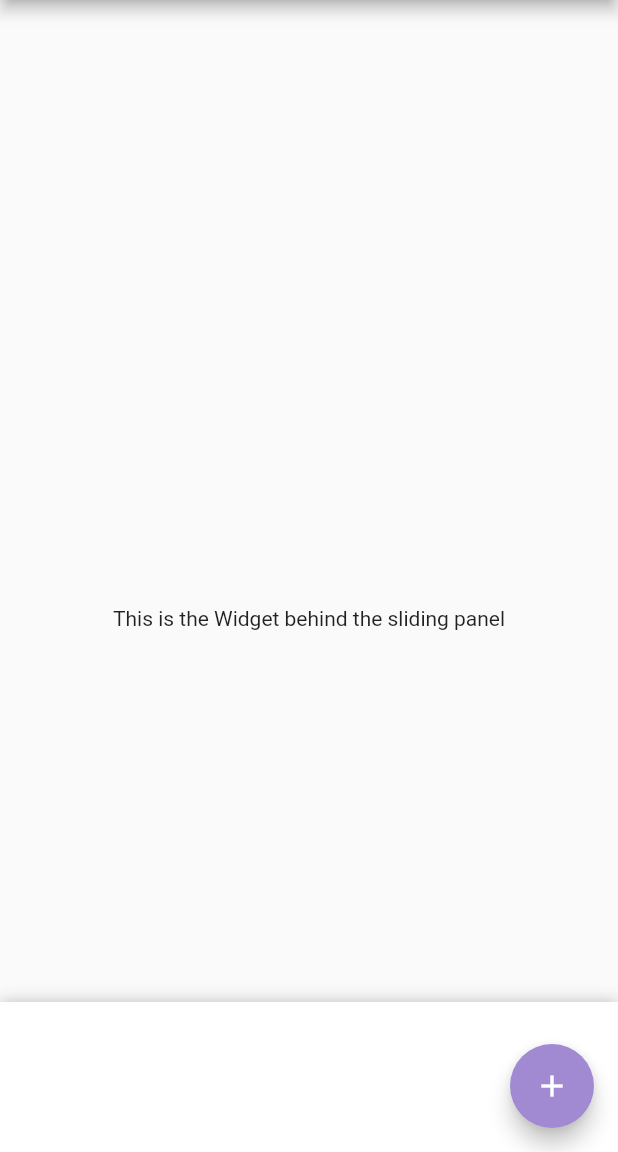
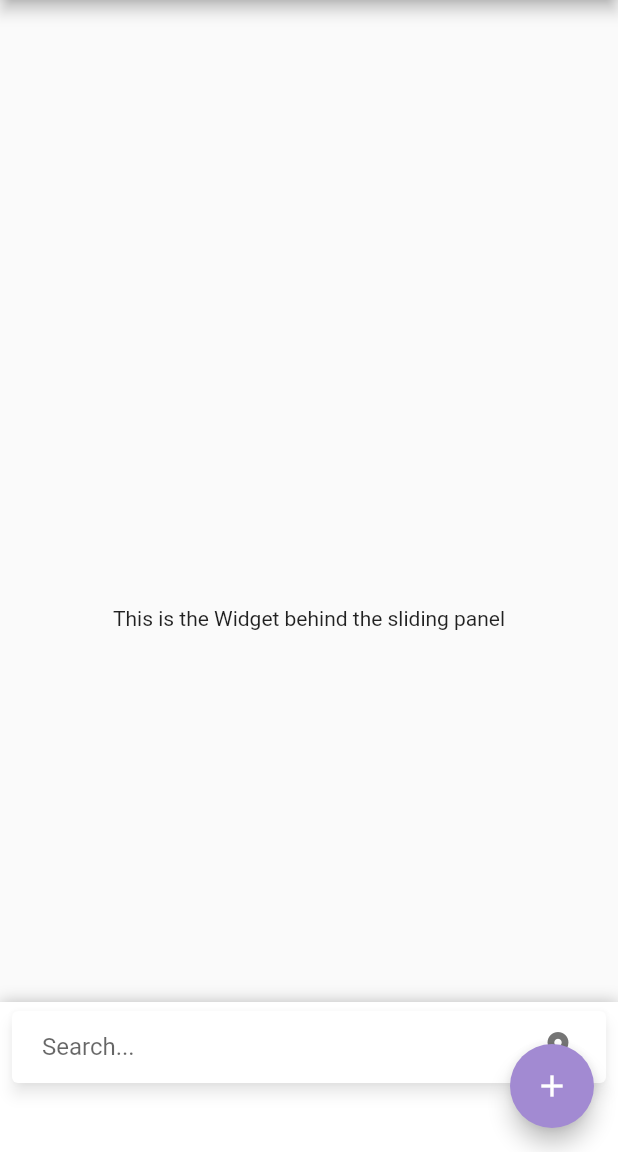
Before and after one commit to SwiftWinds/SBHacks8, a Flutter app: the screen it shows after launch, on a phone screen of 412 x 824 dp, the part 84-1236 px from its top. Run offline on Flutter 3.47's test engine with Material 2 defaults, Android fonts, the phone set to English and light mode, and no system bars; drawn by our look-alikes of material_floating_search_bar, sliding_up_panel; our stand-ins replace flutter_map, latlong2.

Commit message:
Add search bar

```diff
--- a/lib/main.dart
+++ b/lib/main.dart
@@ -1,4 +1,5 @@
 import 'package:flutter/material.dart';
+import 'package:material_floating_search_bar/material_floating_search_bar.dart';
 import 'package:sliding_up_panel/sliding_up_panel.dart';
 
 void main() {
@@ -73,6 +74,8 @@
     // The Flutter framework has been optimized to make rerunning build methods
     // fast, so that you can just rebuild anything that needs updating rather
     // than having to individually change instances of widgets.
+    final isPortrait =
+        MediaQuery.of(context).orientation == Orientation.portrait;
     return Scaffold(
       appBar: AppBar(
         // Here we take the value from the MyHomePage object that was created by
@@ -85,8 +88,49 @@
         ),
       ),
       body: SlidingUpPanel(
-        panel: const Center(
-          child: Text("This is the sliding Widget"),
+        panel: FloatingSearchBar(
+          hint: 'Search...',
+          scrollPadding: const EdgeInsets.only(top: 16, bottom: 56),
+          transitionDuration: const Duration(milliseconds: 800),
+          transitionCurve: Curves.easeInOut,
+          physics: const BouncingScrollPhysics(),
+          axisAlignment: isPortrait ? 0.0 : -1.0,
+          openAxisAlignment: 0.0,
+          width: isPortrait ? 600 : 500,
+          debounceDelay: const Duration(milliseconds: 500),
+          onQueryChanged: (query) {
+            // Call your model, bloc, controller here.
+          },
+          // Specify a custom transition to be used for
+          // animating between opened and closed stated.
+          transition: CircularFloatingSearchBarTransition(),
+          actions: [
+            FloatingSearchBarAction(
+              showIfOpened: false,
+              child: CircularButton(
+                icon: const Icon(Icons.place),
+                onPressed: () {},
+              ),
+            ),
+            FloatingSearchBarAction.searchToClear(
+              showIfClosed: false,
+            ),
+          ],
+          builder: (context, transition) {
+            return ClipRRect(
+              borderRadius: BorderRadius.circular(8),
+              child: Material(
+                color: Colors.white,
+                elevation: 4.0,
+                child: Column(
+                  mainAxisSize: MainAxisSize.min,
+                  children: Colors.accents.map((color) {
+                    return Container(height: 112, color: color);
+                  }).toList(),
+                ),
+              ),
+            );
+          },
         ),
         body: const Center(
           child: Text("This is the Widget behind the sliding panel"),
--- a/pubspec.yaml
+++ b/pubspec.yaml
@@ -36,6 +36,7 @@ dependencies:
   cupertino_icons: ^1.0.2
   sliding_up_panel: ^2.0.0+1
   flutter_map: ^0.14.0
+  material_floating_search_bar: ^0.3.6
 
 dev_dependencies:
   flutter_test:
```
